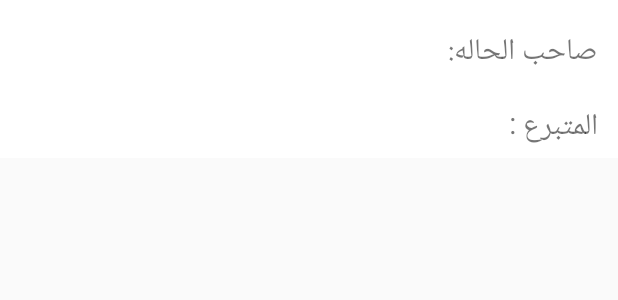
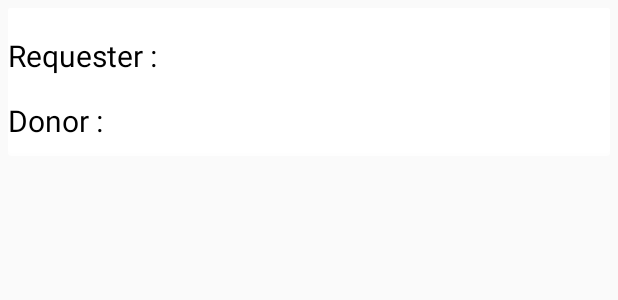
Before and after one commit to d7om7608/Wareed, an Android app: the layout list_chat_view_holder.xml on its own in the app's theme, with its tools: preview values and no code run, on a phone screen of 412 x 824 dp. Shown: the top 300 px of the screen. Run offline under Robolectric (Android 15) with nearby library versions, the phone set to English and light mode, and no system bars.

Commit message:
Design / chat name fixed / Icon

```diff
--- a/app/src/main/AndroidManifest.xml
+++ b/app/src/main/AndroidManifest.xml
@@ -15,7 +15,7 @@
 
     <application
         android:allowBackup="true"
-        android:icon="@mipmap/ic_launcher"
+        android:icon="@drawable/download"
         android:label="@string/app_name"
         android:roundIcon="@mipmap/ic_launcher"
         android:supportsRtl="true"
--- a/app/src/main/res/layout/emergency_view_holder.xml
+++ b/app/src/main/res/layout/emergency_view_holder.xml
@@ -221,6 +221,7 @@
                 android:background="@drawable/red_gradient"
                 android:text="Going To Donate Blood"
                 android:textAllCaps="false"
+                android:onClick="GoToDonate"
                 android:textColor="@color/white"
                 android:id="@+id/button2" />
 
--- a/app/src/main/res/layout/list_chat_view_holder.xml
+++ b/app/src/main/res/layout/list_chat_view_holder.xml
@@ -1,58 +1,58 @@
 <?xml version="1.0" encoding="utf-8"?>
 <RelativeLayout xmlns:android="http://schemas.android.com/apk/res/android"
-     android:layout_width="match_parent"
-    android:background="@color/white"
+    android:layout_margin="5dp"
+    android:layout_width="match_parent"
+    android:backgroundTint="@color/white"
+    android:background="@drawable/shadow"
     android:layout_height="wrap_content">
-    <android.support.v7.widget.Toolbar
-        android:textAlignment="center"
-        android:layout_width="match_parent"
-        android:layout_height="wrap_content"
-        android:id="@+id/mychats_toolbar"
-        xmlns:android="http://schemas.android.com/apk/res/android" />
+
 
 
     <TextView
         android:id="@+id/textView9"
         android:layout_width="wrap_content"
         android:layout_height="wrap_content"
-        android:layout_alignParentEnd="true"
         android:layout_alignParentTop="true"
         android:layout_marginEnd="13dp"
         android:layout_marginTop="18dp"
-        android:text="صاحب الحاله: "
-        android:textAlignment="textEnd"
+        android:text="Requester : "
+        android:textColor="@color/black"
+        android:gravity="left"
+
         android:textSize="20sp" />
     <TextView
-        android:layout_width="wrap_content"
+        android:layout_width="290dp"
         android:text=""
-        android:textAlignment="textEnd"
+        android:layout_marginLeft="5dp"
         android:textSize="20sp"
+        android:textColor="@color/black"
         android:id="@+id/namePantent"
         android:layout_height="wrap_content"
         android:layout_alignBaseline="@+id/textView9"
         android:layout_alignBottom="@+id/textView9"
-        android:layout_toStartOf="@+id/textView9" />
+        android:layout_toEndOf="@+id/textView9" />
     <TextView
         android:layout_width="wrap_content"
         android:layout_height="wrap_content"
-        android:text="المتبرع :  "
-        android:textAlignment="textEnd"
+        android:text="Donor : "
+        android:textColor="@color/black"
         android:textSize="20sp"
         android:layout_below="@+id/textView9"
-        android:layout_alignEnd="@+id/textView9"
+        android:layout_alignParentLeft="true"
         android:layout_marginTop="16dp"
         android:id="@+id/textView10" />
     <TextView
-        android:layout_width="wrap_content"
+        android:layout_width="290dp"
         android:layout_height="wrap_content"
         android:text=""
+        android:textColor="@color/black"
         android:id="@+id/senderName"
-        android:textAlignment="textEnd"
         android:textSize="20sp"
+        android:layout_marginLeft="5dp"
         android:layout_alignBaseline="@+id/textView10"
         android:layout_alignBottom="@+id/textView10"
         android:layout_marginBottom="10dp"
-        android:layout_toStartOf="@+id/textView10" />
+        android:layout_toEndOf="@+id/textView10" />
 
 
 </RelativeLayout>
--- a/app/src/main/res/layout/nav_header_main.xml
+++ b/app/src/main/res/layout/nav_header_main.xml
@@ -4,11 +4,12 @@
     xmlns:app="http://schemas.android.com/apk/res-auto"
     android:layout_centerVertical="true"
     android:layout_centerHorizontal="true"
-    android:layout_height="100dp"
-    android:layout_width="100dp"
+    android:layout_height="150dp"
+    android:layout_width="150dp"
     android:layout_margin="20dp"
     android:background="@drawable/group184"
     android:theme="@style/ThemeOverlay.AppCompat.Dark"
     android:orientation="vertical">
 
+
 </LinearLayout>
--- a/app/src/main/res/layout/sidebar.xml
+++ b/app/src/main/res/layout/sidebar.xml
@@ -16,7 +16,7 @@
 
     <android.support.design.widget.NavigationView
         android:id="@+id/nav_view"
-        android:layout_width="wrap_content"
+        android:layout_width="170dp"
         android:layout_height="match_parent"
         android:layout_gravity="start"
         android:fitsSystemWindows="true"
```
Also changed, not shown: app/src/main/java/com/example/d7om7/wareed/ChatActivity.java (+6 -1 lines), app/src/main/res/layout/activity_main.xml (+6 -4 lines), app/src/main/res/drawable/download.jpg (added).
